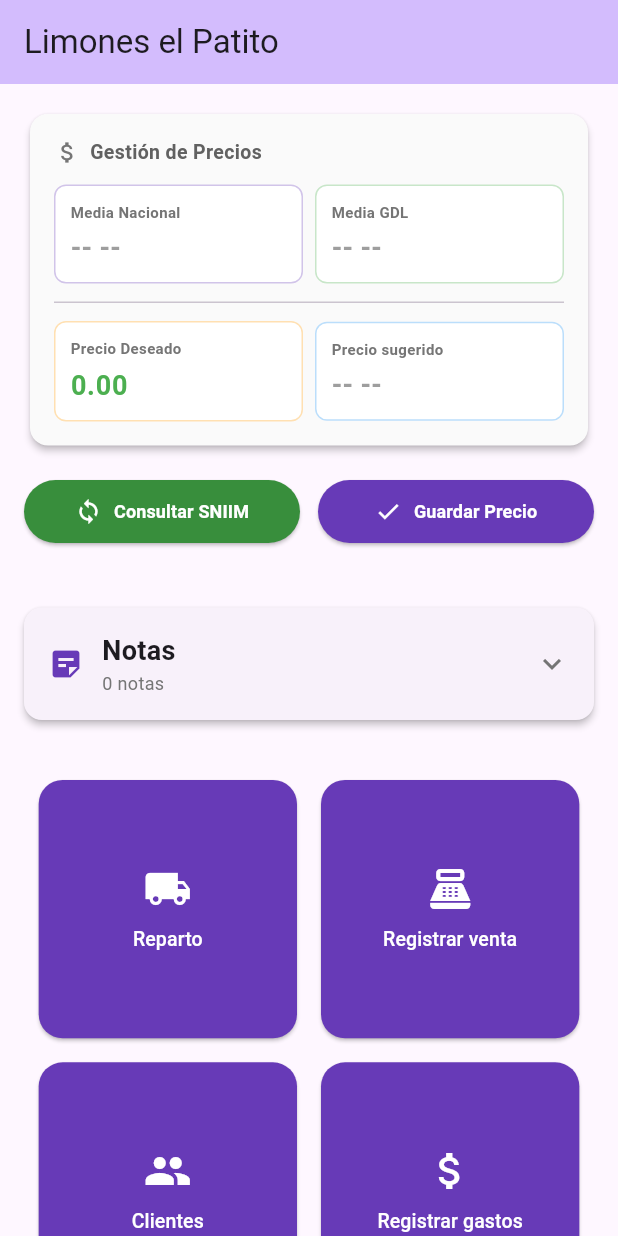
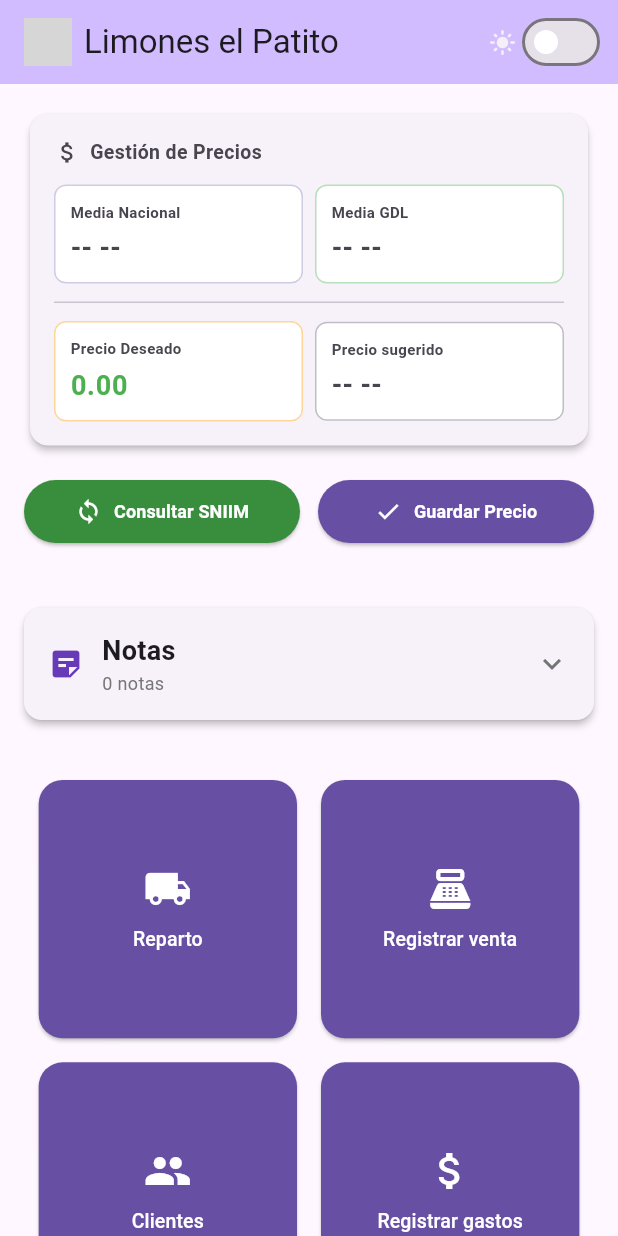
Before and after one commit to mmzgc776/prueba_limones, a Flutter app: the screen it shows after launch, on a phone screen of 412 x 824 dp. Run offline on Flutter 3.47's test engine with Material 3 defaults, Android fonts, the phone set to English and light mode, and no system bars; our stand-ins replace drift, dropdown_search, geolocator, googleapis_auth, permission_handler, shared_preferences; missing offline and left inert: googleapis; accounts and stored records are empty; generated files the repository leaves out were written again; grey boxes are pictures that could not be loaded.

Commit message:
Excluir gaps atipicos de ventas e Icono

```diff
--- a/lib/main.dart
+++ b/lib/main.dart
@@ -1,4 +1,5 @@
 import 'package:flutter/material.dart';
+import 'package:shared_preferences/shared_preferences.dart';
 import 'pages/section1_page.dart';
 import 'pages/ventas_page.dart';
 import 'pages/section_delivery_page.dart';
@@ -11,12 +12,29 @@ import 'data/delivery_state.dart';
 import 'widgets/notes_overview_widget.dart';
 import 'services/sniim_scraper_service.dart';
 import 'services/database_service.dart';
+import 'theme/app_theme.dart';
 
 // Global RouteObserver to track navigation changes
 final RouteObserver<ModalRoute<void>> routeObserver =
     RouteObserver<ModalRoute<void>>();
 
-void main() {
+// Global theme notifier — controls light/dark mode across the whole app
+final ValueNotifier<ThemeMode> themeNotifier = ValueNotifier(ThemeMode.light);
+
+Future<void> _loadThemePreference() async {
+  final prefs = await SharedPreferences.getInstance();
+  final isDark = prefs.getBool('isDarkMode') ?? false;
+  themeNotifier.value = isDark ? ThemeMode.dark : ThemeMode.light;
+}
+
+Future<void> _saveThemePreference(bool isDark) async {
+  final prefs = await SharedPreferences.getInstance();
+  await prefs.setBool('isDarkMode', isDark);
+}
+
+void main() async {
+  WidgetsFlutterBinding.ensureInitialized();
+  await _loadThemePreference();
   appLog('Application started');
   runApp(const MyApp());
 }
@@ -26,13 +44,16 @@ class MyApp extends StatelessWidget {
 
   @override
   Widget build(BuildContext context) {
+    return ValueListenableBuilder<ThemeMode>(
+      valueListenable: themeNotifier,
+      builder: (context, themeMode, _) {
         return MaterialApp(
           title: 'Flutter Demo',
-      theme: ThemeData(
-        colorScheme: ColorScheme.fromSeed(seedColor: Colors.deepPurple),
-      ),
+          theme: AppTheme.light,
+          darkTheme: AppTheme.dark,
+          themeMode: themeMode,
           home: const MyHomePage(title: 'Limones el Patito'),
-      navigatorObservers: [routeObserver], // Add RouteObserver
+          navigatorObservers: [routeObserver],
           routes: {
             '/section1': (context) => const Section1Page(),
             '/ventas': (context) => const VentasPage(),
@@ -50,6 +71,8 @@ class MyApp extends StatelessWidget {
               );
             }
             return null;
+          },
+        );
       },
     );
   }
@@ -248,17 +271,28 @@ class _MyHomePageState extends State<MyHomePage> {
     }
   }
 
+  void _toggleTheme(bool isDark) {
+    themeNotifier.value = isDark ? ThemeMode.dark : ThemeMode.light;
+    _saveThemePreference(isDark);
+  }
+
   @override
   Widget build(BuildContext context) {
-    double precioSugerido =
-        double.tryParse(_precioSugeridoController.text) ?? 0.0;
-    final buttonColor = Colors.deepPurple;
-    final buttonTextStyle = const TextStyle(
+    final colorScheme = Theme.of(context).colorScheme;
+    final buttonColor = colorScheme.primary;
+    final buttonTextStyle = TextStyle(
       fontSize: 14,
       fontWeight: FontWeight.bold,
-      color: Colors.white,
+      color: colorScheme.onPrimary,
     );
     final buttonSize = MediaQuery.of(context).size.width * 0.418;
+
+    // Colores del card de precios adaptados al tema
+    final cardSurface = colorScheme.surfaceContainerLow;
+    final innerSurface = colorScheme.surfaceContainerLowest;
+    final labelColor = colorScheme.onSurfaceVariant;
+    final outlineColor = colorScheme.outlineVariant;
+
     return GestureDetector(
       behavior: HitTestBehavior.translucent,
       onTap: () {
@@ -267,7 +301,46 @@ class _MyHomePageState extends State<MyHomePage> {
       child: Scaffold(
         appBar: AppBar(
           backgroundColor: Theme.of(context).colorScheme.inversePrimary,
-          title: Text(widget.title),
+          title: Row(
+            mainAxisSize: MainAxisSize.min,
+            children: [
+              Image.asset('assets/icon/icon.png', height: 32),
+              const SizedBox(width: 8),
+              Text(widget.title),
+            ],
+          ),
+          actions: [
+            ValueListenableBuilder<ThemeMode>(
+              valueListenable: themeNotifier,
+              builder: (context, mode, _) {
+                final isDarkMode = mode == ThemeMode.dark;
+                return Padding(
+                  padding: const EdgeInsets.only(right: 8.0),
+                  child: Row(
+                    mainAxisSize: MainAxisSize.min,
+                    children: [
+                      Icon(
+                        isDarkMode ? Icons.dark_mode : Icons.light_mode,
+                        size: 18,
+                        color: colorScheme.onInverseSurface,
+                      ),
+                      Switch(
+                        value: isDarkMode,
+                        onChanged: _toggleTheme,
+                        materialTapTargetSize:
+                            MaterialTapTargetSize.shrinkWrap,
+                        thumbColor: WidgetStateProperty.all(
+                          isDarkMode
+                              ? colorScheme.primary
+                              : colorScheme.onPrimary,
+                        ),
+                      ),
+                    ],
+                  ),
+                );
+              },
+            ),
+          ],
         ),
         body: SingleChildScrollView(
           child: Center(
@@ -286,14 +359,14 @@ class _MyHomePageState extends State<MyHomePage> {
                   Padding(
                     padding: const EdgeInsets.symmetric(horizontal: 16.0),
                     child: Card(
-                      color: Colors.red.shade50,
+                      color: colorScheme.errorContainer,
                       child: Padding(
                         padding: const EdgeInsets.all(12.0),
                         child: Text(
                           _errorMessage,
                           textAlign: TextAlign.center,
                           style: TextStyle(
-                            color: Colors.red.shade900,
+                            color: colorScheme.onErrorContainer,
                             fontSize: 12,
                           ),
                         ),
@@ -308,7 +381,7 @@ class _MyHomePageState extends State<MyHomePage> {
                   padding: const EdgeInsets.symmetric(horizontal: 16.0),
                   child: Card(
                     elevation: 2,
-                    color: Colors.grey.shade50,
+                    color: cardSurface,
                     child: Padding(
                       padding: const EdgeInsets.all(16.0),
                       child: Column(
@@ -318,7 +391,7 @@ class _MyHomePageState extends State<MyHomePage> {
                               Icon(
                                 Icons.attach_money,
                                 size: 18,
-                                color: Colors.grey.shade600,
+                                color: labelColor,
                               ),
                               const SizedBox(width: 6),
                               Text(
@@ -326,7 +399,7 @@ class _MyHomePageState extends State<MyHomePage> {
                                 style: TextStyle(
                                   fontSize: 13,
                                   fontWeight: FontWeight.bold,
-                                  color: Colors.grey.shade700,
+                                  color: labelColor,
                                 ),
                               ),
                             ],
@@ -340,10 +413,10 @@ class _MyHomePageState extends State<MyHomePage> {
                                 child: Container(
                                   padding: const EdgeInsets.all(10),
                                   decoration: BoxDecoration(
-                                    color: Colors.white,
+                                    color: innerSurface,
                                     borderRadius: BorderRadius.circular(8),
                                     border: Border.all(
-                                      color: Colors.deepPurple.shade100,
+                                      color: colorScheme.primary.withValues(alpha: 0.3),
                                     ),
                                   ),
                                   child: Column(
@@ -355,7 +428,7 @@ class _MyHomePageState extends State<MyHomePage> {
                                         style: TextStyle(
                                           fontSize: 10,
                                           fontWeight: FontWeight.w600,
-                                          color: Colors.grey.shade600,
+                                          color: labelColor,
                                         ),
                                       ),
                                       const SizedBox(height: 4),
@@ -367,8 +440,8 @@ class _MyHomePageState extends State<MyHomePage> {
                                           fontSize: 18,
                                           fontWeight: FontWeight.bold,
                                           color: _mediaNacional != null
-                                              ? Colors.deepPurple
-                                              : Colors.grey,
+                                              ? colorScheme.primary
+                                              : labelColor,
                                         ),
                                       ),
                                     ],
@@ -381,10 +454,10 @@ class _MyHomePageState extends State<MyHomePage> {
                                 child: Container(
                                   padding: const EdgeInsets.all(10),
                                   decoration: BoxDecoration(
-                                    color: Colors.white,
+                                    color: innerSurface,
                                     borderRadius: BorderRadius.circular(8),
                                     border: Border.all(
-                                      color: Colors.green.shade100,
+                                      color: Colors.green.withValues(alpha: 0.4),
                                     ),
                                   ),
                                   child: Column(
@@ -396,7 +469,7 @@ class _MyHomePageState extends State<MyHomePage> {
                                         style: TextStyle(
                                           fontSize: 10,
                                           fontWeight: FontWeight.w600,
-                                          color: Colors.grey.shade600,
+                                          color: labelColor,
                                         ),
                                       ),
                                       const SizedBox(height: 4),
@@ -408,8 +481,8 @@ class _MyHomePageState extends State<MyHomePage> {
                                           fontSize: 18,
                                           fontWeight: FontWeight.bold,
                                           color: _mediaLocal != null
-                                              ? Colors.green.shade700
-                                              : Colors.grey,
+                                              ? Colors.green.shade400
+                                              : labelColor,
                                         ),
                                       ),
                                     ],
@@ -419,7 +492,7 @@ class _MyHomePageState extends State<MyHomePage> {
                             ],
                           ),
                           const SizedBox(height: 12),
-                          const Divider(height: 1),
+                          Divider(height: 1, color: outlineColor),
                           const SizedBox(height: 12),
                           // Segunda fila: Precio deseado y Precio calculado
                           Row(
@@ -429,10 +502,10 @@ class _MyHomePageState extends State<MyHomePage> {
                                 child: Container(
                                   padding: const EdgeInsets.all(10),
                                   decoration: BoxDecoration(
-                                    color: Colors.white,
+                                    color: innerSurface,
                                     borderRadius: BorderRadius.circular(8),
                                     border: Border.all(
-                                      color: Colors.orange.shade100,
+                                      color: Colors.orange.withValues(alpha: 0.4),
                                     ),
                                   ),
                                   child: Column(
@@ -444,7 +517,7 @@ class _MyHomePageState extends State<MyHomePage> {
                                         style: TextStyle(
                                           fontSize: 10,
                                           fontWeight: FontWeight.w600,
-                                          color: Colors.grey.shade600,
+                                          color: labelColor,
                                         ),
                                       ),
                                       TextField(
@@ -481,10 +554,10 @@ class _MyHomePageState extends State<MyHomePage> {
                                 child: Container(
                                   padding: const EdgeInsets.all(10),
                                   decoration: BoxDecoration(
-                                    color: Colors.white,
+                                    color: innerSurface,
                                     borderRadius: BorderRadius.circular(8),
                                     border: Border.all(
-                                      color: Colors.blue.shade100,
+                                      color: colorScheme.secondary.withValues(alpha: 0.4),
                                     ),
                                   ),
                                   child: Column(
@@ -496,7 +569,7 @@ class _MyHomePageState extends State<MyHomePage> {
                                         style: TextStyle(
                                           fontSize: 10,
                                           fontWeight: FontWeight.w600,
-                                          color: Colors.grey.shade600,
+                                          color: labelColor,
                                         ),
                                       ),
                                       const SizedBox(height: 4),
@@ -510,10 +583,10 @@ class _MyHomePageState extends State<MyHomePage> {
                                           fontSize: 18,
                                           fontWeight: FontWeight.bold,
                                           color: _precioCalculado != null
-                                              ? Colors.blue.shade700
+                                              ? colorScheme.secondary
                                               : (_precioAnterior > 0
-                                                    ? Colors.grey.shade600
-                                                    : Colors.grey),
+                                                  ? labelColor
+                                                  : labelColor),
                                         ),
                                       ),
                                       if (_precioAnterior > 0 &&
@@ -523,7 +596,7 @@ class _MyHomePageState extends State<MyHomePage> {
                                           style: TextStyle(
                                             fontSize: 8,
                                             fontStyle: FontStyle.italic,
-                                            color: Colors.grey.shade500,
+                                            color: labelColor,
                                           ),
                                         ),
                                     ],
@@ -550,9 +623,9 @@ class _MyHomePageState extends State<MyHomePage> {
                             onPressed: _isLoadingPrecios
                                 ? null
                                 : _consultarPrecios,
-                            icon: const Icon(
+                            icon: Icon(
                               Icons.sync,
-                              color: Colors.white,
+                              color: colorScheme.onPrimary,
                               size: 18,
                             ),
                             label: Text(
@@ -563,6 +636,7 @@ class _MyHomePageState extends State<MyHomePage> {
                             ),
                             style: ElevatedButton.styleFrom(
                               backgroundColor: Colors.green.shade700,
+                              foregroundColor: Colors.white,
                               padding: const EdgeInsets.symmetric(
                                 vertical: 12,
                                 horizontal: 12,
@@ -577,9 +651,9 @@ class _MyHomePageState extends State<MyHomePage> {
                               // Calcular Precio4 después de guardar el precio deseado
                               _calcularPrecio4();
                             },
-                            icon: const Icon(
+                            icon: Icon(
                               Icons.check,
-                              color: Colors.white,
+                              color: colorScheme.onPrimary,
                               size: 18,
                             ),
                             label: Text(
@@ -588,6 +662,7 @@ class _MyHomePageState extends State<MyHomePage> {
                             ),
                             style: ElevatedButton.styleFrom(
                               backgroundColor: buttonColor,
+                              foregroundColor: colorScheme.onPrimary,
                               padding: const EdgeInsets.symmetric(
                                 vertical: 12,
                                 horizontal: 12,
@@ -645,7 +720,8 @@ class _MyHomePageState extends State<MyHomePage> {
                                     },
                                     style: ElevatedButton.styleFrom(
                                       backgroundColor: buttonColor,
-                                      shape: RoundedRectangleBorder(
+                                      foregroundColor: colorScheme.onPrimary,
+                                      shape: const RoundedRectangleBorder(
                                         borderRadius: BorderRadius.only(
                                           topLeft: Radius.circular(16),
                                           bottomLeft: Radius.circular(16),
@@ -657,15 +733,13 @@ class _MyHomePageState extends State<MyHomePage> {
                                       height: buttonSize,
                                       child: Icon(
                                         Icons.add,
-                                        color: Colors.white,
+                                        color: colorScheme.onPrimary,
                                         size: 32,
                                       ),
                                     ),
                                   ),
                                 ),
-                                SizedBox(
-                                  width: 8,
-                                ), // Small separation between buttons
+                                const SizedBox(width: 8),
                                 Expanded(
                                   child: ElevatedButton(
                                     onPressed: () {
@@ -679,7 +753,8 @@ class _MyHomePageState extends State<MyHomePage> {
                                     },
                                     style: ElevatedButton.styleFrom(
                                       backgroundColor: buttonColor,
-                                      shape: RoundedRectangleBorder(
+                                      foregroundColor: colorScheme.onPrimary,
+                                      shape: const RoundedRectangleBorder(
                                         borderRadius: BorderRadius.only(
                                           topRight: Radius.circular(16),
                                           bottomRight: Radius.circular(16),
@@ -691,7 +766,7 @@ class _MyHomePageState extends State<MyHomePage> {
                                       height: buttonSize,
                                       child: Icon(
                                         Icons.edit,
-                                        color: Colors.white,
+                                        color: colorScheme.onPrimary,
                                         size: 32,
                                       ),
                                     ),
@@ -735,6 +810,7 @@ class _MyHomePageState extends State<MyHomePage> {
                     ),
                   ],
                 ),
+                const SizedBox(height: 32),
               ],
             ),
           ),
@@ -759,6 +835,7 @@ class _HomeSquareButton extends StatelessWidget {
   });
   @override
   Widget build(BuildContext context) {
+    final colorScheme = Theme.of(context).colorScheme;
     return SizedBox(
       width: size,
       height: size,
@@ -766,6 +843,7 @@ class _HomeSquareButton extends StatelessWidget {
         onPressed: onTap,
         style: ElevatedButton.styleFrom(
           backgroundColor: color,
+          foregroundColor: colorScheme.onPrimary,
           shape: RoundedRectangleBorder(
             borderRadius: BorderRadius.circular(16),
           ),
@@ -774,12 +852,12 @@ class _HomeSquareButton extends StatelessWidget {
         child: Column(
           mainAxisAlignment: MainAxisAlignment.center,
           children: [
-            Icon(icon, color: Colors.white, size: 32),
+            Icon(icon, color: colorScheme.onPrimary, size: 32),
             const SizedBox(height: 8),
             Text(
               label,
               textAlign: TextAlign.center,
-              style: const TextStyle(fontSize: 13, color: Colors.white),
+              style: TextStyle(fontSize: 13, color: colorScheme.onPrimary),
             ),
           ],
         ),
--- a/lib/services/sync_service.dart
+++ b/lib/services/sync_service.dart
@@ -264,9 +264,11 @@ class SyncService {
               if (daysBetween > 0) intervals.add(daysBetween);
             }
 
-            // Intervalo promedio
+            // Intervalo promedio (excluye gaps ≥ 3× el promedio bruto)
             if (intervals.isNotEmpty) {
-              intervaloPromedio = intervals.reduce((a, b) => a + b) / intervals.length;
+              intervaloPromedio = _calcIntervaloPromedio(
+                intervals.map((i) => i.toDouble()).toList(),
+              );
             }
 
             // Días desde última venta (usar todas las ventas para esto)
@@ -512,8 +514,7 @@ class SyncService {
             );
           }
           if (intervals.isNotEmpty) {
-            intervaloPromedio =
-                intervals.reduce((a, b) => a + b) / intervals.length;
+            intervaloPromedio = _calcIntervaloPromedio(intervals);
           }
           final salesAll = ventasCliente.map((v) => v.date).toList()..sort();
           diasDesdeUltimaVenta =
@@ -619,4 +620,20 @@ class SyncService {
       debugPrint('refreshSingleClientScore error for client $clientId: $e');
     }
   }
+
+  /// Calcula el intervalo promedio descartando gaps atípicos (pausas estacionales).
+  /// Usa la mediana como umbral base (inmune a outliers) para evitar que un gap
+  /// grande infle el propio umbral que debería filtrarlo.
+  /// Un intervalo se descarta si supera 3× la mediana del lote.
+  static double _calcIntervaloPromedio(List<double> intervals) {
+    if (intervals.isEmpty) return 0.0;
+    final sorted = [...intervals]..sort();
+    final mid = sorted.length ~/ 2;
+    final median = sorted.length.isOdd
+        ? sorted[mid]
+        : (sorted[mid - 1] + sorted[mid]) / 2.0;
+    final clean = intervals.where((i) => i <= median * 3.0).toList();
+    if (clean.isEmpty) return median;
+    return clean.reduce((a, b) => a + b) / clean.length;
+  }
 }
```
Also changed, not shown: assets/icon/icon.png (added). Lines whose indentation alone changed are shown as unchanged.
